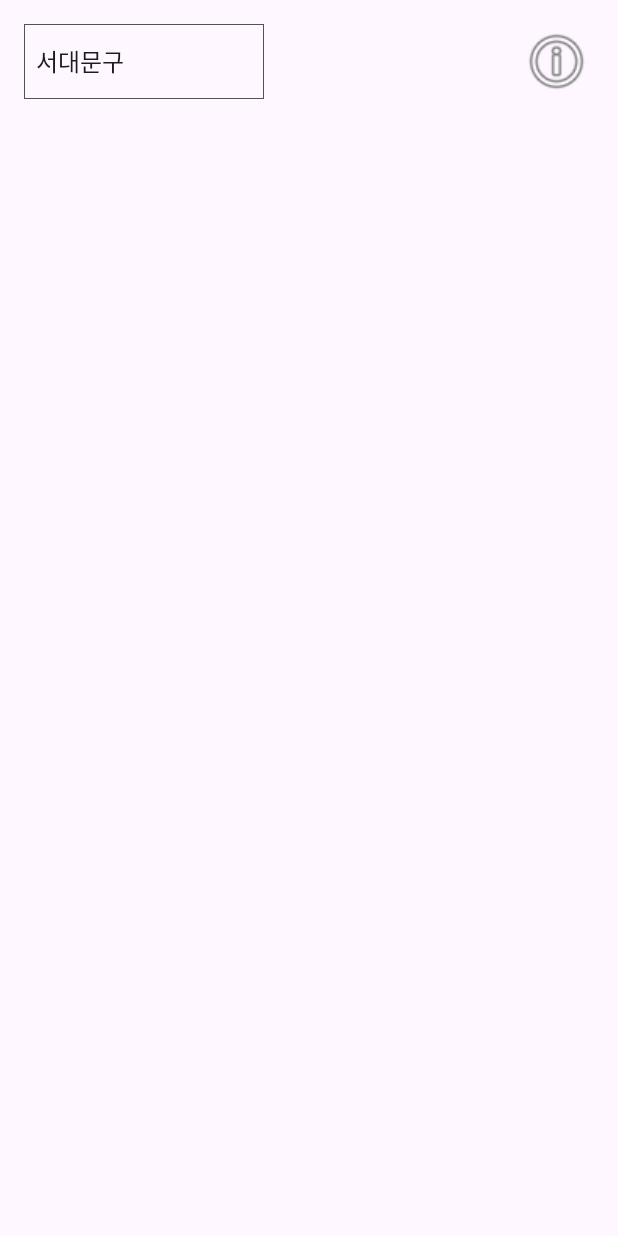
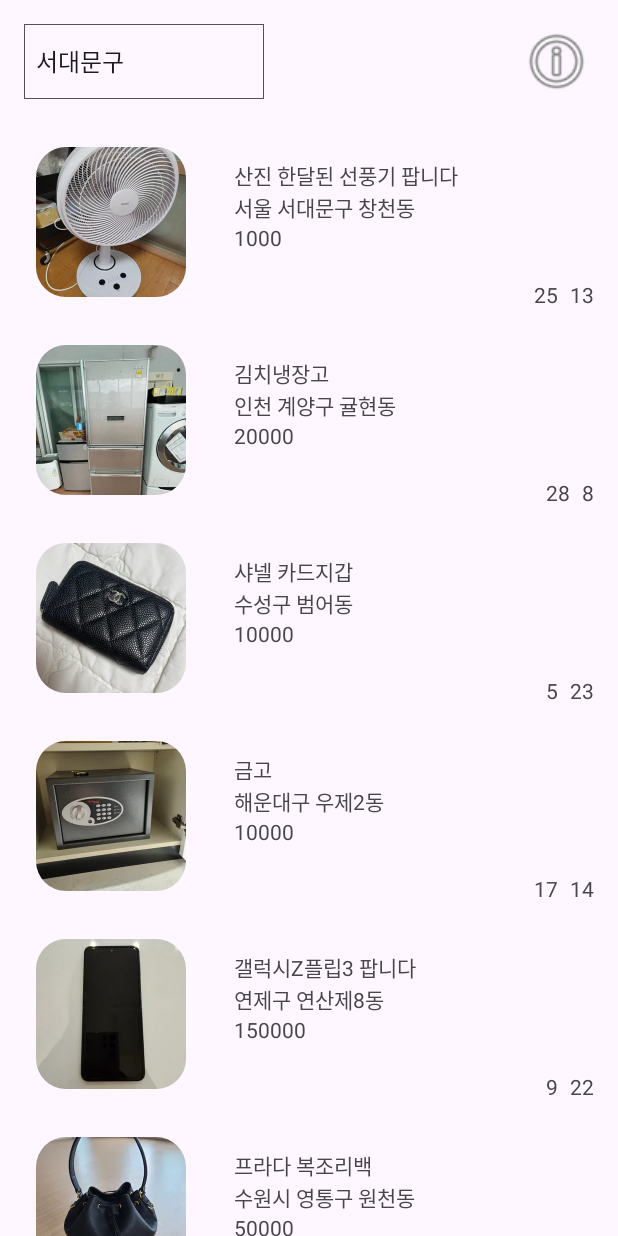
Before and after one commit to UChangh/SSSMarketAppClone, an Android app: the screen it shows after launch (MainActivity), on a phone screen of 412 x 824 dp. Run offline under Robolectric (Android 15) with nearby library versions, the phone set to English and light mode, and no system bars.

Commit message:
update : Recycler View setting update : ImageView corner rounded add : Recycler View Data

```diff
--- /dev/null
+++ b/app/src/main/java/com/example/sssmarketappclone/ItemDatas.kt
@@ -0,0 +1,49 @@
+package com.example.sssmarketappclone
+
+import android.content.Context
+
+object ItemDatas {
+    private val dataset = ArrayList<Items>()
+
+    fun Context.itemDataLists():ArrayList<Items> {
+        dataset.clear()
+
+        val listImage = images()
+        val listTitle = resources.getStringArray(R.array.itemTitle)
+        val listAddress = resources.getStringArray(R.array.itemLocation)
+        val listPrice = resources.getStringArray(R.array.itemPrice)
+        val listLike = resources.getStringArray(R.array.itemLiked)
+        val listChat = resources.getStringArray(R.array.itemChat)
+        val listSeller = resources.getStringArray(R.array.itemSeller)
+
+        for(i in listTitle.indices) {
+            dataset.add(
+                Items(
+                    listImage[i],
+                    listTitle[i],
+                    listAddress[i],
+                    listPrice[i].toInt(),
+                    listLike[i].toInt(),
+                    listChat[i].toInt(),
+                    listSeller[i]
+                )
+            )
+        }
+        return dataset
+    }
+
+    private fun images():List<Int> {
+        return listOf(
+            R.drawable.sample1,
+            R.drawable.sample2,
+            R.drawable.sample3,
+            R.drawable.sample4,
+            R.drawable.sample5,
+            R.drawable.sample6,
+            R.drawable.sample7,
+            R.drawable.sample8,
+            R.drawable.sample9,
+            R.drawable.sample10
+        )
+    }
+}
--- a/app/src/main/java/com/example/sssmarketappclone/ItemListAdapter.kt
+++ b/app/src/main/java/com/example/sssmarketappclone/ItemListAdapter.kt
@@ -1,23 +1,36 @@
 package com.example.sssmarketappclone
 
+import android.view.LayoutInflater
 import android.view.ViewGroup
 import androidx.recyclerview.widget.RecyclerView
 import com.example.sssmarketappclone.databinding.ItemListLayoutBinding
 
-class ItemListAdapter(private val itemlist:ArrayList<Items>):RecyclerView.Adapter<RecyclerView.ViewHolder>() {
+class ItemListAdapter(private val itemlist:ArrayList<Items>):RecyclerView.Adapter<ItemListAdapter.ViewHolder>() {
     inner class ViewHolder(binding:ItemListLayoutBinding): RecyclerView.ViewHolder(binding.root) {
-
+        val img = binding.itemImage
+        val title = binding.tvTitle
+        val addr = binding.tvAddress
+        val price = binding.tvPrice
+        val chat = binding.tvChatCount
+        val like = binding.tvLikedCount
     }
 
-    override fun onCreateViewHolder(parent: ViewGroup, viewType: Int): RecyclerView.ViewHolder {
-        TODO("Not yet implemented")
+    override fun onCreateViewHolder(parent: ViewGroup, viewType: Int): ItemListAdapter.ViewHolder {
+        val binding = ItemListLayoutBinding.inflate(LayoutInflater.from(parent.context), parent, false)
+        return ViewHolder(binding)
     }
 
-    override fun onBindViewHolder(holder: RecyclerView.ViewHolder, position: Int) {
-        TODO("Not yet implemented")
+    override fun onBindViewHolder(holder: ItemListAdapter.ViewHolder, position: Int) {
+        with(holder) {
+            img.setImageResource(itemlist[position].image)
+            title.text = itemlist[position].title
+            addr.text = itemlist[position].address
+            price.text = itemlist[position].price.toString()
+            chat.text = itemlist[position].chat.toString()
+            like.text = itemlist[position].like.toString()
+        }
+//        seller.text = itemlist[position].seller
     }
 
-    override fun getItemCount(): Int {
-        TODO("Not yet implemented")
-    }
+    override fun getItemCount(): Int = itemlist.size
 }
--- a/app/src/main/java/com/example/sssmarketappclone/ItemListsFragment.kt
+++ b/app/src/main/java/com/example/sssmarketappclone/ItemListsFragment.kt
@@ -7,6 +7,8 @@
 import android.view.ViewGroup
 import android.widget.ArrayAdapter
 import androidx.fragment.app.Fragment
+import androidx.recyclerview.widget.LinearLayoutManager
+import com.example.sssmarketappclone.ItemDatas.itemDataLists
 import com.example.sssmarketappclone.databinding.FragmentItemListsBinding
 
 private const val ARG_PARAM1 = "param1"
@@ -19,8 +21,10 @@
     private var listener: Like? = null
 
     private lateinit var mainActivity: MainActivity
+    private lateinit var itemDataList: ItemDatas
 
-    private val binding by lazy { FragmentItemListsBinding.inflate(layoutInflater) }
+    private var _binding:FragmentItemListsBinding? = null
+    private val binding get() = _binding!!
 
 
     override fun onCreate(savedInstanceState: Bundle?) {
@@ -44,11 +48,15 @@
         inflater: LayoutInflater, container: ViewGroup?,
         savedInstanceState: Bundle?
     ): View {
+        _binding = FragmentItemListsBinding.inflate(inflater, container, false)
         return binding.root
     }
 
     override fun onViewCreated(view: View, savedInstanceState: Bundle?) {
         super.onViewCreated(view, savedInstanceState)
+
+        binding.recyclerView.adapter = ItemListAdapter(mainActivity.itemDataLists())
+        binding.recyclerView.layoutManager = LinearLayoutManager(mainActivity)
         spinner()
     }
 
@@ -73,6 +81,7 @@
 
     override fun onDestroyView() {
         super.onDestroyView()
-
+        _binding = null
+        listener = null
     }
 }
--- a/app/src/main/java/com/example/sssmarketappclone/Items.kt
+++ b/app/src/main/java/com/example/sssmarketappclone/Items.kt
@@ -5,6 +5,7 @@
     val title: String,
     val address: String,
     val price: Int,
+    val like: Int,
     val chat: Int,
-    val like: Int
+    val seller: String
 )
--- a/app/src/main/res/layout/activity_main.xml
+++ b/app/src/main/res/layout/activity_main.xml
@@ -7,7 +7,7 @@
     tools:context=".MainActivity">
 
 
-    <FrameLayout
+    <androidx.fragment.app.FragmentContainerView
         android:id="@+id/frameItemLists"
         android:layout_width="match_parent"
         android:layout_height="match_parent"
@@ -16,5 +16,5 @@
         app:layout_constraintStart_toStartOf="parent"
         app:layout_constraintTop_toTopOf="parent">
 
-    </FrameLayout>
+    </androidx.fragment.app.FragmentContainerView>
 </androidx.constraintlayout.widget.ConstraintLayout>
--- a/app/src/main/res/layout/fragment_item_lists.xml
+++ b/app/src/main/res/layout/fragment_item_lists.xml
@@ -45,7 +45,8 @@
                 android:src="@android:drawable/ic_menu_info_details"
                 app:layout_constraintBottom_toBottomOf="parent"
                 app:layout_constraintEnd_toEndOf="parent"
-                app:layout_constraintTop_toTopOf="parent" />
+                app:layout_constraintTop_toTopOf="parent"
+                android:contentDescription="@string/app_name" />
         </androidx.constraintlayout.widget.ConstraintLayout>
 
         <androidx.recyclerview.widget.RecyclerView
--- a/app/src/main/res/layout/item_list_layout.xml
+++ b/app/src/main/res/layout/item_list_layout.xml
@@ -5,16 +5,18 @@
     android:layout_width="match_parent"
     android:layout_height="wrap_content">
 
-    <ImageView
+    <com.google.android.material.imageview.ShapeableImageView
         android:id="@+id/itemImage"
-        android:layout_width="wrap_content"
-        android:layout_height="wrap_content"
+        android:layout_width="100dp"
+        android:layout_height="100dp"
         android:layout_marginStart="24dp"
-        android:layout_marginTop="24dp"
-        android:layout_marginBottom="24dp"
+        android:layout_marginTop="16dp"
+        android:layout_marginBottom="16dp"
+        android:scaleType="centerInside"
         app:layout_constraintBottom_toBottomOf="parent"
         app:layout_constraintStart_toStartOf="parent"
         app:layout_constraintTop_toTopOf="parent"
+        app:shapeAppearanceOverlay="@style/RoundCorner"
         app:srcCompat="@drawable/ic_launcher_background" />
 
     <TextView
--- a/app/src/main/res/values/array.xml
+++ b/app/src/main/res/values/array.xml
@@ -13,7 +13,7 @@
         <item>대전 중구</item>
     </string-array>
 
-    <string-array name="itemName">
+    <string-array name="itemTitle">
         <item>산진 한달된 선풍기 팝니다</item>
         <item>김치냉장고</item>
         <item>샤넬 카드지갑</item>
@@ -26,6 +26,19 @@
         <item>셀린느 버킷 가방</item>
     </string-array>
 
+    <string-array name="itemLocation">
+        <item>서울 서대문구 창천동</item>
+        <item>인천 계양구 귤현동</item>
+        <item>수성구 범어동</item>
+        <item>해운대구 우제2동</item>
+        <item>연제구 연산제8동</item>
+        <item>수원시 영통구 원천동</item>
+        <item>남구 옥동</item>
+        <item>동래구 온천제2동</item>
+        <item>원주시 명륜2동</item>
+        <item>중구 동화동</item>
+    </string-array>
+
     <string-array name="itemDetails">
         <item>이사가서 필요가 없어졌어요 급하게 내놓습니다</item>
         <item>이사로인해 내놔요</item>
@@ -33,23 +46,10 @@
         <item>금고\n떼서 가져가야함\n대우월드마크센텀\n미국이주관계로 싸게 팝니다</item>
         <item>갤럭시 Z플립3 그린 팝니다\n항시 케이스 씌워서 썻고 필름 한장챙겨드립니다\n화면에 살짝 스크래치난거 말고 크게 이상은없습니다!</item>
         <item>까임 오염없고 상태 깨끗합니다\n정품여부모름</item>
-        <item>울산 동해바다뷰 60평 복층 펜트하우스 1일 숙박권\n(에어컨이 없기에 낮은 가격으로 변경했으며 8월 초 가장 더운날 다녀가신 분 경우 시원했다고 잘 지내다 가셨습니다)\n1. 인원: 6명 기준입니다. 1인 10,000원 추가요금\n2. 장소: 북구 블루마시티, 32-33층\n3. 취사도구, 침구류, 세면도구, 드라이기 2개, 선풍기 4대 구비\n4. 예약방법: 예약금 50,000원 하시면 저희는 명함을 드리며 입실 오전 잔금 입금하시면 저희는 동.호수를 알려드리며 고객님은 예약자분 신분증 앞면 주민번호 뒷자리 가리시거나 지우시고 문자로 보내주시면 저희는 카드키를 우편함에 놓아 둡니다.\n5. 33층 옥상 야외 테라스 있음, 가스버너 있음\n6. 고기 굽기 가능\n7. 입실 오후 3시, 오전 11시 퇴실, 정리, 정돈 , 밸브 잠금 부탁드립니다.\n8. 층간소음 주의 부탁드립니다.\n9. 방3개, 화장실3개, 비데 3개\n10. 저희 집안이 쓰는 별장입니다.</item>
+        <item>울산 동해바다뷰 60평 복층 펜트하우스 1일 숙박권\n(에어컨이 없기에 낮은 가격으로 변경했으며 8월 초 가장 더운날 다녀가신 분 경우 시원했다고 잘 지내다 가셨습니다)\n1. 인원: 6명 기준입니다. 1인 10,000원 추가요금\n2. 장소: 북구 블루마시티, 32–33층\n3. 취사도구, 침구류, 세면도구, 드라이기 2개, 선풍기 4대 구비\n4. 예약방법: 예약금 50,000원 하시면 저희는 명함을 드리며 입실 오전 잔금 입금하시면 저희는 동.호수를 알려드리며 고객님은 예약자분 신분증 앞면 주민번호 뒷자리 가리시거나 지우시고 문자로 보내주시면 저희는 카드키를 우편함에 놓아 둡니다.\n5. 33층 옥상 야외 테라스 있음, 가스버너 있음\n6. 고기 굽기 가능\n7. 입실 오후 3시, 오전 11시 퇴실, 정리, 정돈 , 밸브 잠금 부탁드립니다.\n8. 층간소음 주의 부탁드립니다.\n9. 방3개, 화장실3개, 비데 3개\n10. 저희 집안이 쓰는 별장입니다.</item>
         <item>샤넬 트랜디 CC 탑핸들 스몰 램스킨 블랙 금장 플랩백 !\n + "\n" + "색상 : 블랙\n" + "사이즈 : 25.5cm * 17.5cm * 8cm\n" + "구성 : 본품더스트\n" + "\n" + "급하게 돈이 필요해서 팝니다 ㅠ ㅠ</item>
         <item>3년전에 사서 한번 사용하고 그대로 둔 상태입니다. 요즘 사용은 안해봤습니다. 그래서 저렴하게 내 놓습니다. 중고라 반품은 어렵습니다.\n</item>
         <item>22년 신세계 대전 구매입니당\n + "셀린느 버킷백\n" + "구매해서 몇번사용했어요\n" + "까짐 스크래치 없습니다.\n" + "타지역에서 보내는거라 택배로 진행합니당!"</item>
-    </string-array>
-
-    <string-array name="itemSeller">
-        <item>대현동</item>
-        <item>안마담</item>
-        <item>코코유</item>
-        <item>Nicole</item>
-        <item>절명</item>
-        <item>미니멀하게</item>
-        <item>굿리치</item>
-        <item>난쉽</item>
-        <item>알뜰한</item>
-        <item>똑태현</item>
     </string-array>
 
     <string-array name="itemPrice">
@@ -63,19 +63,6 @@
         <item>180000</item>
         <item>30000</item>
         <item>190000</item>
-    </string-array>
-
-    <string-array name="itemLocation">
-        <item>서울 서대문구 창천동</item>
-        <item>인천 계양구 귤현동</item>
-        <item>수성구 범어동</item>
-        <item>해운대구 우제2동</item>
-        <item>연제구 연산제8동</item>
-        <item>수원시 영통구 원천동</item>
-        <item>남구 옥동</item>
-        <item>동래구 온천제2동</item>
-        <item>원주시 명륜2동</item>
-        <item>중구 동화동</item>
     </string-array>
 
     <string-array name="itemLiked">
@@ -103,4 +90,17 @@
         <item>28</item>
         <item>6</item>
     </string-array>
+
+    <string-array name="itemSeller">
+        <item>대현동</item>
+        <item>안마담</item>
+        <item>코코유</item>
+        <item>Nicole</item>
+        <item>절명</item>
+        <item>미니멀하게</item>
+        <item>굿리치</item>
+        <item>난쉽</item>
+        <item>알뜰한</item>
+        <item>똑태현</item>
+    </string-array>
 </resources>
--- a/app/src/main/res/values/themes.xml
+++ b/app/src/main/res/values/themes.xml
@@ -6,4 +6,9 @@
     </style>
 
     <style name="Theme.SSSMarketAppClone" parent="Base.Theme.SSSMarketAppClone" />
+
+    <style name="RoundCorner" parent="">
+        <item name="cornerFamily">rounded</item>
+        <item name="cornerSize">20%</item>
+    </style>
 </resources>
```
